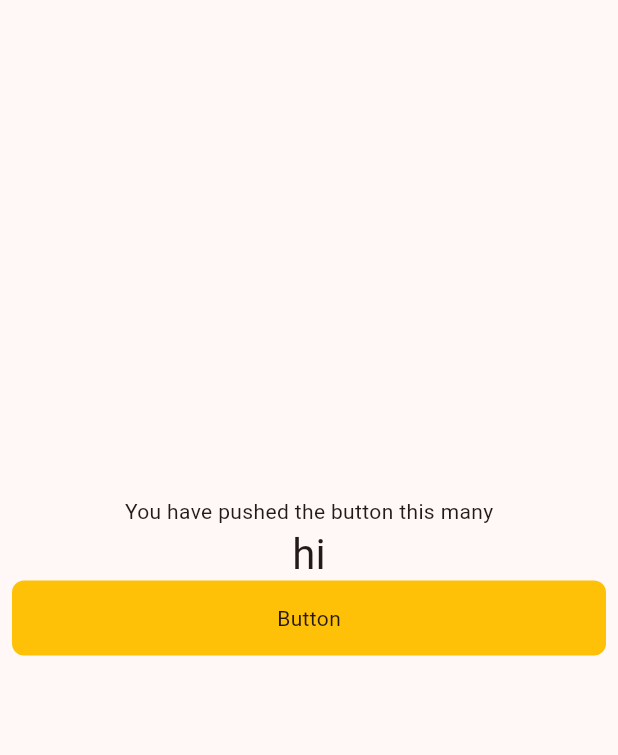
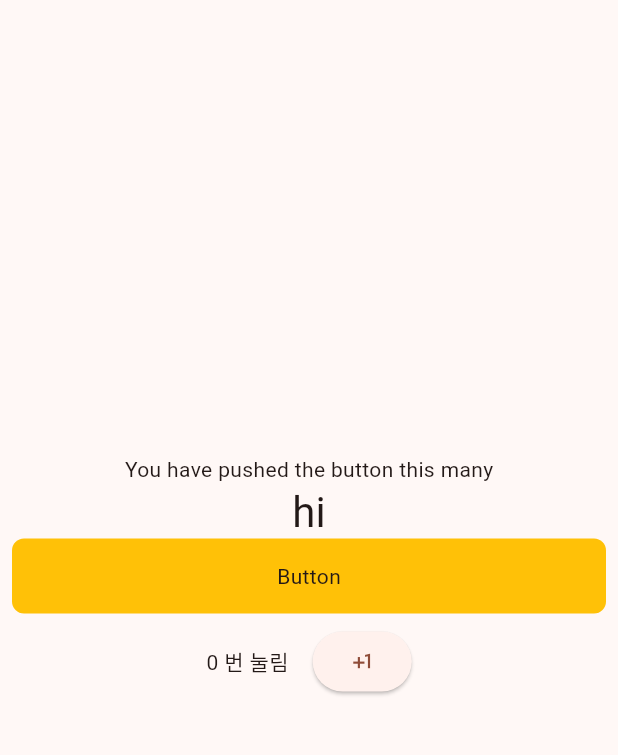
Before and after one commit to minje70/flutter_study_basic, a Flutter app: the screen it shows after launch, on a phone screen of 412 x 824 dp, the part 84-839 px from its top. Run offline on Flutter 3.47's test engine with Material 3 defaults, Android fonts, the phone set to English and light mode, and no system bars.

Commit message:
스테이트 위젯 Counter 추가

```diff
--- a/lib/main.dart
+++ b/lib/main.dart
@@ -62,10 +62,46 @@ class _MyHomePageState extends State<MyHomePage> {
                 height: 50,
                 child: const Center(child: Text('Button')),
               ),
-            )
+            ),
+            Container(
+              height: 8,
+            ),
+            Center(
+              child: Counter(),
+            ),
           ],
         ),
       ),
     );
   }
 }
+
+class Counter extends StatefulWidget {
+  @override
+  State<Counter> createState() => _CounterState();
+}
+
+class _CounterState extends State<Counter> {
+  int _counter = 0;
+
+  void _increment() {
+    setState(() {
+      _counter++;
+    });
+  }
+
+  @override
+  Widget build(BuildContext context) {
+    return Row(
+      mainAxisAlignment: MainAxisAlignment.center,
+      children: [
+        Text('$_counter 번 눌림'),
+        SizedBox(width: 16),
+        ElevatedButton(
+          onPressed: _increment,
+          child: Icon(Icons.plus_one),
+        ),
+      ],
+    );
+  }
+}
```
